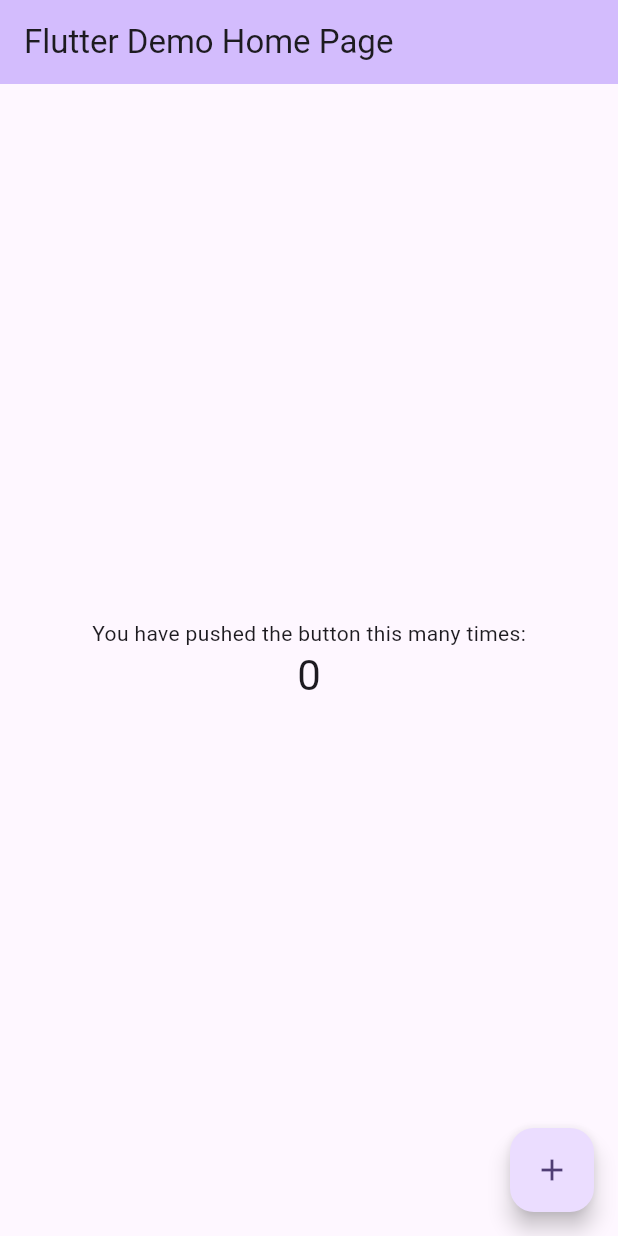
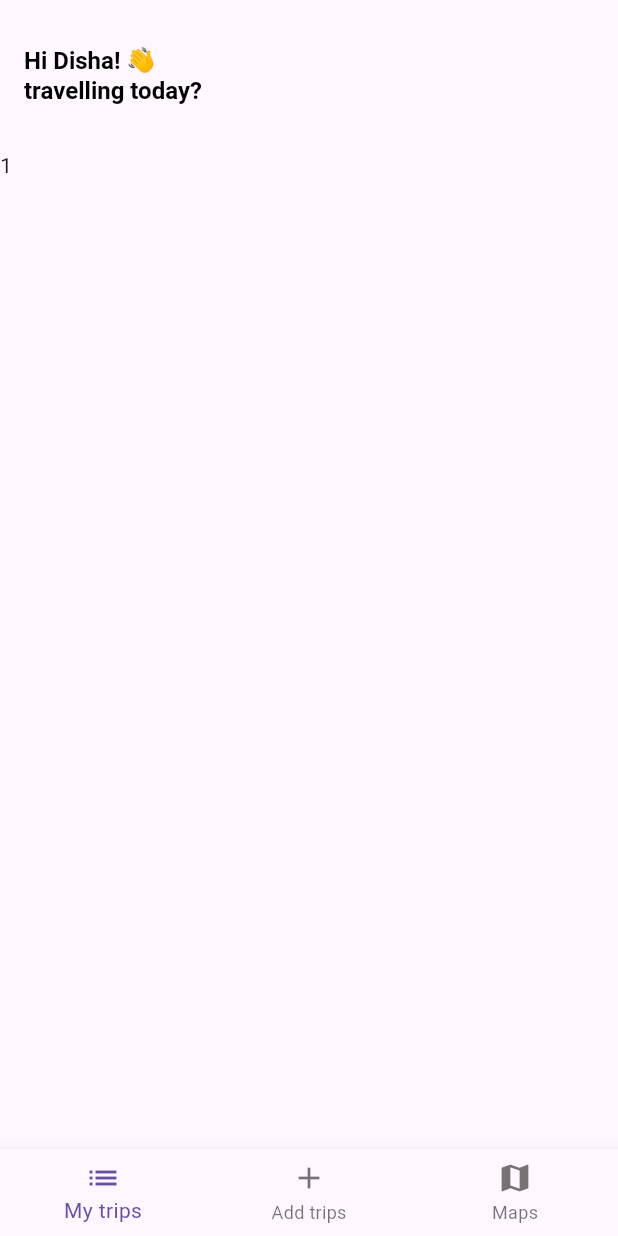
Before and after one commit to moelsayed1/travel_riverpod_app, a Flutter app: the screen it shows after launch, on a phone screen of 412 x 824 dp. Run offline on Flutter 3.47's test engine with Material 3 defaults, Android fonts, the light colour scheme and no system bars; our stand-ins replace flutter_riverpod, hive, hive_flutter; accounts and stored records are empty.

Commit message:
create home_page.dart and initialize hive in main.dart

```diff
--- /dev/null
+++ b/lib/Features/trip/presentation/pages/home_page.dart
@@ -0,0 +1,77 @@
+import 'package:flutter/material.dart';
+import 'package:flutter_riverpod/flutter_riverpod.dart';
+
+class HomePage extends ConsumerWidget {
+  final PageController _pageController = PageController();
+  final ValueNotifier<int> _currentIndex = ValueNotifier<int>(0);
+
+  HomePage({super.key});
+
+  @override
+  Widget build(BuildContext context, WidgetRef ref) {
+    _pageController.addListener(() {
+      _currentIndex.value = _pageController.page!.round();
+    });
+    return SafeArea(
+      child: Scaffold(
+        appBar: AppBar(
+          toolbarHeight: 100,
+          title: const Column(
+            crossAxisAlignment: CrossAxisAlignment.start,
+            children: [
+              Text(
+                'Hi Disha! 👋',
+                style: TextStyle(
+                  color: Colors.black,
+                  fontSize: 16,
+                  fontWeight: FontWeight.bold,
+                ),
+              ),
+              Text(
+                'travelling today?',
+                style: TextStyle(
+                  color: Colors.black,
+                  fontSize: 16,
+                  fontWeight: FontWeight.bold,
+                ),
+              ),
+            ],
+          ),
+        ),
+        body: PageView(
+          controller: _pageController,
+          children: const [
+            Text('1'),
+            Text('2'),
+            Text('3'),
+          ],
+        ),
+        bottomNavigationBar: ValueListenableBuilder(
+          valueListenable: _currentIndex,
+          builder: (context, pageIndex, child) {
+            return BottomNavigationBar(
+              currentIndex: pageIndex,
+              items: const [
+                BottomNavigationBarItem(
+                  icon: Icon(Icons.list),
+                  label: 'My trips',
+                ),
+                BottomNavigationBarItem(
+                  icon: Icon(Icons.add),
+                  label: 'Add trips',
+                ),
+                BottomNavigationBarItem(
+                  icon: Icon(Icons.map),
+                  label: 'Maps',
+                ),
+              ],
+              onTap: (index) {
+                _pageController.jumpToPage(index);
+              },
+            );
+          },
+        ),
+      ),
+    );
+  }
+}
--- a/lib/main.dart
+++ b/lib/main.dart
@@ -1,125 +1,33 @@
 import 'package:flutter/material.dart';
+import 'package:flutter_riverpod/flutter_riverpod.dart';
+import 'package:hive_flutter/adapters.dart';
+import 'package:path_provider/path_provider.dart';
+import 'package:traver_riverpod_app/Features/trip/data/models/trip_model.dart';
+import 'package:traver_riverpod_app/Features/trip/presentation/pages/home_page.dart';
 
-void main() {
-  runApp(const MyApp());
+Future<void> main() async {
+  WidgetsFlutterBinding.ensureInitialized();
+
+  await Hive.initFlutter((await getApplicationDocumentsDirectory()).path);
+  Hive.registerAdapter(TripModelAdapter());
+  await Hive.openBox<TripModel>('trips');
+
+  runApp(
+    const ProviderScope(
+      child: TravelApp(),
+    ),
+  );
 }
 
-class MyApp extends StatelessWidget {
-  const MyApp({super.key});
+class TravelApp extends StatelessWidget {
+  const TravelApp({super.key});
 
-  // This widget is the root of your application.
   @override
   Widget build(BuildContext context) {
     return MaterialApp(
-      title: 'Flutter Demo',
-      theme: ThemeData(
-        // This is the theme of your application.
-        //
-        // TRY THIS: Try running your application with "flutter run". You'll see
-        // the application has a purple toolbar. Then, without quitting the app,
-        // try changing the seedColor in the colorScheme below to Colors.green
-        // and then invoke "hot reload" (save your changes or press the "hot
-        // reload" button in a Flutter-supported IDE, or press "r" if you used
-        // the command line to start the app).
-        //
-        // Notice that the counter didn't reset back to zero; the application
-        // state is not lost during the reload. To reset the state, use hot
-        // restart instead.
-        //
-        // This works for code too, not just values: Most code changes can be
-        // tested with just a hot reload.
-        colorScheme: ColorScheme.fromSeed(seedColor: Colors.deepPurple),
-        useMaterial3: true,
-      ),
-      home: const MyHomePage(title: 'Flutter Demo Home Page'),
+      debugShowCheckedModeBanner: false,
+      title: 'Travel App',
+      home: HomePage(),
     );
   }
 }
-
-class MyHomePage extends StatefulWidget {
-  const MyHomePage({super.key, required this.title});
-
-  // This widget is the home page of your application. It is stateful, meaning
-  // that it has a State object (defined below) that contains fields that affect
-  // how it looks.
-
-  // This class is the configuration for the state. It holds the values (in this
-  // case the title) provided by the parent (in this case the App widget) and
-  // used by the build method of the State. Fields in a Widget subclass are
-  // always marked "final".
-
-  final String title;
-
-  @override
-  State<MyHomePage> createState() => _MyHomePageState();
-}
-
-class _MyHomePageState extends State<MyHomePage> {
-  int _counter = 0;
-
-  void _incrementCounter() {
-    setState(() {
-      // This call to setState tells the Flutter framework that something has
-      // changed in this State, which causes it to rerun the build method below
-      // so that the display can reflect the updated values. If we changed
-      // _counter without calling setState(), then the build method would not be
-      // called again, and so nothing would appear to happen.
-      _counter++;
-    });
-  }
-
-  @override
-  Widget build(BuildContext context) {
-    // This method is rerun every time setState is called, for instance as done
-    // by the _incrementCounter method above.
-    //
-    // The Flutter framework has been optimized to make rerunning build methods
-    // fast, so that you can just rebuild anything that needs updating rather
-    // than having to individually change instances of widgets.
-    return Scaffold(
-      appBar: AppBar(
-        // TRY THIS: Try changing the color here to a specific color (to
-        // Colors.amber, perhaps?) and trigger a hot reload to see the AppBar
-        // change color while the other colors stay the same.
-        backgroundColor: Theme.of(context).colorScheme.inversePrimary,
-        // Here we take the value from the MyHomePage object that was created by
-        // the App.build method, and use it to set our appbar title.
-        title: Text(widget.title),
-      ),
-      body: Center(
-        // Center is a layout widget. It takes a single child and positions it
-        // in the middle of the parent.
-        child: Column(
-          // Column is also a layout widget. It takes a list of children and
-          // arranges them vertically. By default, it sizes itself to fit its
-          // children horizontally, and tries to be as tall as its parent.
-          //
-          // Column has various properties to control how it sizes itself and
-          // how it positions its children. Here we use mainAxisAlignment to
-          // center the children vertically; the main axis here is the vertical
-          // axis because Columns are vertical (the cross axis would be
-          // horizontal).
-          //
-          // TRY THIS: Invoke "debug painting" (choose the "Toggle Debug Paint"
-          // action in the IDE, or press "p" in the console), to see the
-          // wireframe for each widget.
-          mainAxisAlignment: MainAxisAlignment.center,
-          children: <Widget>[
-            const Text(
-              'You have pushed the button this many times:',
-            ),
-            Text(
-              '$_counter',
-              style: Theme.of(context).textTheme.headlineMedium,
-            ),
-          ],
-        ),
-      ),
-      floatingActionButton: FloatingActionButton(
-        onPressed: _incrementCounter,
-        tooltip: 'Increment',
-        child: const Icon(Icons.add),
-      ), // This trailing comma makes auto-formatting nicer for build methods.
-    );
-  }
-}
--- a/pubspec.yaml
+++ b/pubspec.yaml
@@ -42,6 +42,7 @@ dependencies:
   path_provider: ^2.1.5
   dartz: ^0.10.1
   intl: ^0.20.1
+  flutter_screenutil: ^5.9.3
 
 
 dev_dependencies:
```
Also changed, not shown: pubspec.lock, 1 other file.
